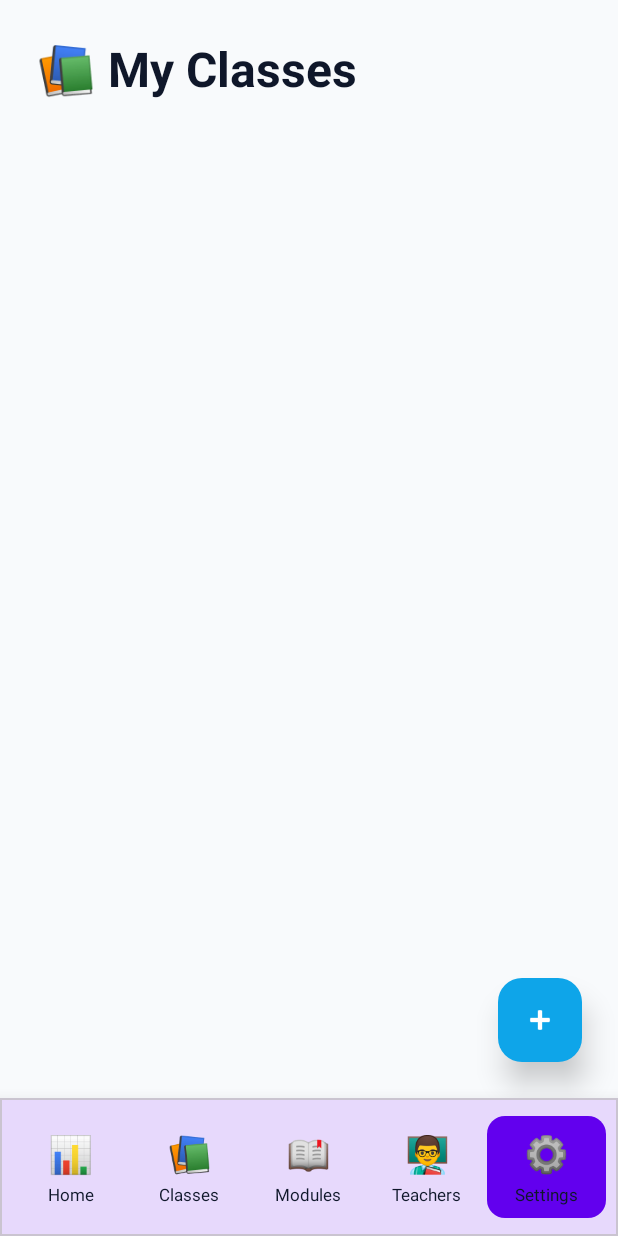
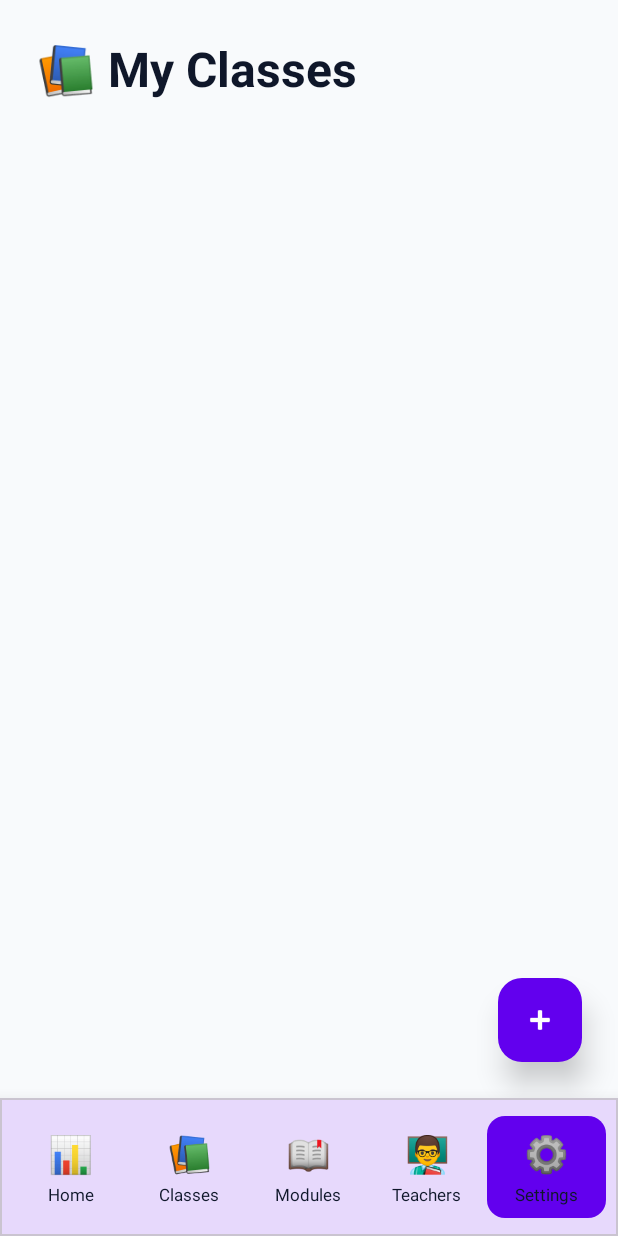
Before and after one commit to Elouahabi-Naoufal/Academic_Management_Assistant, an Android app: the fragment ClassesFragment placed in its activity, on a phone screen of 412 x 824 dp. Run offline under Robolectric (Android 15) with nearby library versions, the phone set to English and light mode, and no system bars.

Commit message:
fix : green color in dark mode appeared yellow , so i fixed it

```diff
--- a/app/src/main/java/academic/management/assistant/ClassesFragment.java
+++ b/app/src/main/java/academic/management/assistant/ClassesFragment.java
@@ -34,6 +34,11 @@ public class ClassesFragment extends Fragment {
         recyclerView.setLayoutManager(new LinearLayoutManager(getActivity()));
 
         FloatingActionButton fab = view.findViewById(R.id.fabAddClass);
+        fab.setBackgroundTintList(android.content.res.ColorStateList.valueOf(
+            android.graphics.Color.parseColor(
+                new academic.management.assistant.database.ThemeDao(dbHelper).getAccentColor()
+            )
+        ));
         fab.setOnClickListener(v -> {
             Intent intent = new Intent(getActivity(), AddClassActivity.class);
             startActivity(intent);
--- a/app/src/main/java/academic/management/assistant/MainActivity.java
+++ b/app/src/main/java/academic/management/assistant/MainActivity.java
@@ -139,7 +139,7 @@ public class MainActivity extends AppCompatActivity {
         switch (color) {
             case "#6200EE": return R.style.AccentPurple;
             case "#2196F3": return R.style.AccentBlue;
-            case "#4CAF50": return R.style.AccentGreen;
+            case "#10B981": return R.style.AccentGreen;
             case "#F44336": return R.style.AccentRed;
             case "#FF9800": return R.style.AccentOrange;
             default: return R.style.AccentPurple;
--- a/app/src/main/java/academic/management/assistant/ModulesFragment.java
+++ b/app/src/main/java/academic/management/assistant/ModulesFragment.java
@@ -35,6 +35,11 @@ public class ModulesFragment extends Fragment {
         recyclerView.setLayoutManager(new LinearLayoutManager(getActivity()));
 
         FloatingActionButton fab = view.findViewById(R.id.fabAddModule);
+        fab.setBackgroundTintList(android.content.res.ColorStateList.valueOf(
+            android.graphics.Color.parseColor(
+                new academic.management.assistant.database.ThemeDao(dbHelper).getAccentColor()
+            )
+        ));
         fab.setOnClickListener(v -> showAddDialog());
 
         loadModules();
--- a/app/src/main/java/academic/management/assistant/SettingsFragment.java
+++ b/app/src/main/java/academic/management/assistant/SettingsFragment.java
@@ -33,7 +33,7 @@ public class SettingsFragment extends Fragment {
 
         setupColorButton(view.findViewById(R.id.colorPurple), "#6200EE");
         setupColorButton(view.findViewById(R.id.colorBlue), "#2196F3");
-        setupColorButton(view.findViewById(R.id.colorGreen), "#4CAF50");
+        setupColorButton(view.findViewById(R.id.colorGreen), "#10B981");
         setupColorButton(view.findViewById(R.id.colorRed), "#F44336");
         setupColorButton(view.findViewById(R.id.colorOrange), "#FF9800");
 
--- a/app/src/main/java/academic/management/assistant/TeachersFragment.java
+++ b/app/src/main/java/academic/management/assistant/TeachersFragment.java
@@ -35,6 +35,11 @@ public class TeachersFragment extends Fragment {
         recyclerView.setLayoutManager(new LinearLayoutManager(getActivity()));
 
         FloatingActionButton fab = view.findViewById(R.id.fabAddTeacher);
+        fab.setBackgroundTintList(android.content.res.ColorStateList.valueOf(
+            android.graphics.Color.parseColor(
+                new academic.management.assistant.database.ThemeDao(dbHelper).getAccentColor()
+            )
+        ));
         fab.setOnClickListener(v -> showAddDialog());
 
         loadTeachers();
--- a/app/src/main/res/layout/fragment_settings.xml
+++ b/app/src/main/res/layout/fragment_settings.xml
@@ -115,9 +115,7 @@
                         android:id="@+id/colorGreen"
                         android:layout_width="48dp"
                         android:layout_height="48dp"
-                        android:layout_margin="8dp"
-                        android:background="@drawable/fab_gradient"
-                        android:backgroundTint="@color/accent" />
+                        android:layout_margin="8dp" />
 
                     <View
                         android:id="@+id/colorRed"
--- a/app/src/main/res/values/themes.xml
+++ b/app/src/main/res/values/themes.xml
@@ -24,7 +24,7 @@
     </style>
 
     <style name="AccentGreen">
-        <item name="accentColor">#4CAF50</item>
+        <item name="accentColor">#10B981</item>
     </style>
 
     <style name="AccentRed">
```
